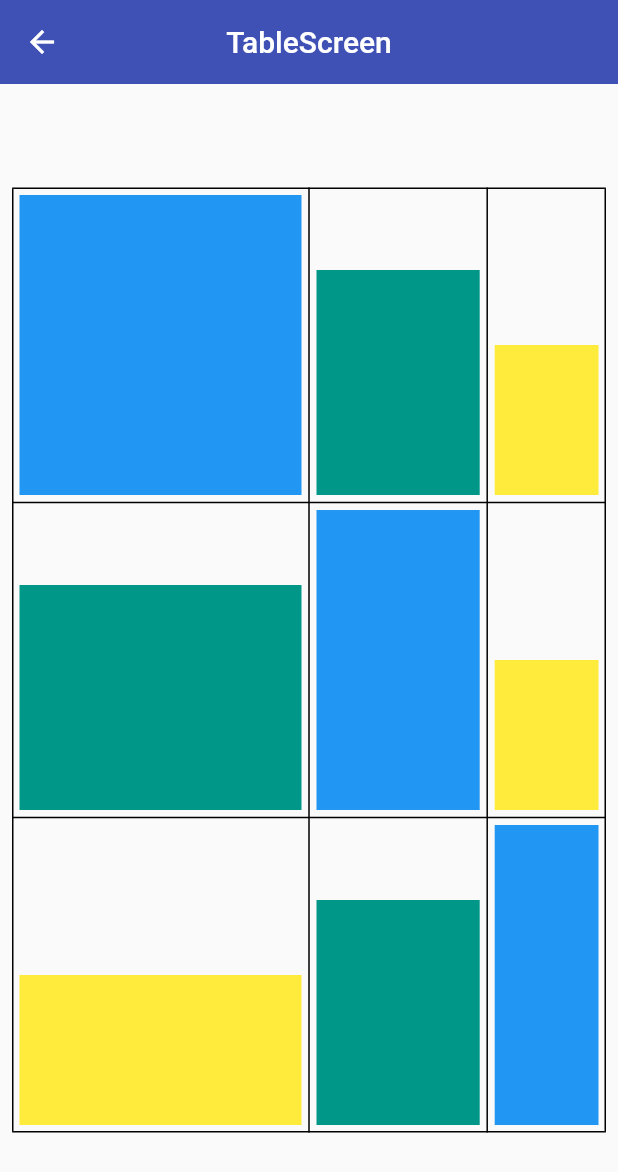
After one commit to LuisPulenta/componentes, a Flutter app: the TableScreen screen opened by its route, on a phone screen of 412 x 824 dp. The commit adds this screen. Shown: the top 1172 px of the screen. Run offline on Flutter 3.47's test engine with Material 2 defaults, Android fonts, the phone set to English and light mode, and no system bars; our stand-ins replace animate_do.

Commit message:
Widget of the week 9 y 10

```diff
--- a/lib/router/app_routes.dart
+++ b/lib/router/app_routes.dart
@@ -101,6 +101,16 @@ class AppRoutes {
         name: 'FloatingActionButton',
         screen: const FloatingActionButtonScreen(),
         icon: Icons.radio_button_on),
+    MenuOption(
+        route: 'pageview',
+        name: 'PageView',
+        screen: const PageViewScreen(),
+        icon: Icons.pageview),
+    MenuOption(
+        route: 'table',
+        name: 'Table',
+        screen: const TableScreen(),
+        icon: Icons.table_bar),
   ];
 
   // static Map<String, Widget Function(BuildContext)> routes = {
--- a/lib/screens/screens.dart
+++ b/lib/screens/screens.dart
@@ -12,6 +12,8 @@ export 'package:componentes/screens/listview_builder_screen.dart';
 export 'package:componentes/screens/listview1_screen.dart';
 export 'package:componentes/screens/listview2_screen.dart';
 export 'package:componentes/screens/opacity_screen.dart';
+export 'package:componentes/screens/pageview_screen.dart';
 export 'package:componentes/screens/safe_area._screen.dart';
 export 'package:componentes/screens/slider_screen.dart';
+export 'package:componentes/screens/table_screen.dart';
 export 'package:componentes/screens/wrap_screen.dart';
--- /dev/null
+++ b/lib/screens/table_screen.dart
@@ -0,0 +1,84 @@
+import 'package:flutter/material.dart';
+
+class TableScreen extends StatelessWidget {
+  const TableScreen({Key? key}) : super(key: key);
+
+  @override
+  Widget build(BuildContext context) {
+    return Scaffold(
+        appBar: AppBar(title: Text('TableScreen')),
+        body: Center(
+            child: Padding(
+          padding: const EdgeInsets.all(8.0),
+          child: Table(
+            defaultVerticalAlignment: TableCellVerticalAlignment.bottom,
+            //defaultColumnWidth: FixedColumnWidth(100),
+            columnWidths: {
+              0: FractionColumnWidth(0.5),
+              1: FractionColumnWidth(0.3),
+              2: FractionColumnWidth(0.2),
+            },
+            border: TableBorder.all(),
+            children: [
+              TableRow(children: [
+                RectanguloLarge(),
+                RectanguloMedium(),
+                RectanguloSmall(),
+              ]),
+              TableRow(children: [
+                RectanguloMedium(),
+                RectanguloLarge(),
+                RectanguloSmall(),
+              ]),
+              TableRow(children: [
+                RectanguloSmall(),
+                RectanguloMedium(),
+                RectanguloLarge(),
+              ])
+            ],
+          ),
+        )));
+  }
+}
+
+class RectanguloLarge extends StatelessWidget {
+  @override
+  Widget build(BuildContext context) {
+    return Container(
+      width: 70,
+      height: 200,
+      margin: EdgeInsets.all(5),
+      decoration: BoxDecoration(
+        color: Colors.blue,
+      ),
+    );
+  }
+}
+
+class RectanguloMedium extends StatelessWidget {
+  @override
+  Widget build(BuildContext context) {
+    return Container(
+      width: 70,
+      height: 150,
+      margin: EdgeInsets.all(5),
+      decoration: BoxDecoration(
+        color: Colors.teal,
+      ),
+    );
+  }
+}
+
+class RectanguloSmall extends StatelessWidget {
+  @override
+  Widget build(BuildContext context) {
+    return Container(
+      width: 70,
+      height: 100,
+      margin: EdgeInsets.all(5),
+      decoration: BoxDecoration(
+        color: Colors.yellow,
+      ),
+    );
+  }
+}
```
Also changed, not shown: lib/screens/pageview_screen.dart (added, +55 -0 lines).
